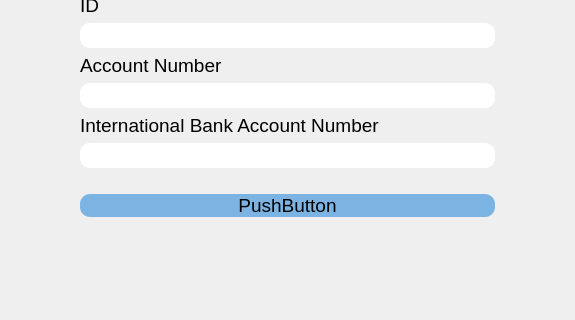
The window that setaccount.ui (SAMoosavi/AdvancedProgrammingProject2) describes before a commit, drawn with Qt 5; both pictures show x 257 to 832 and y 310 to 630 of the 1088 by 630 pixel window.
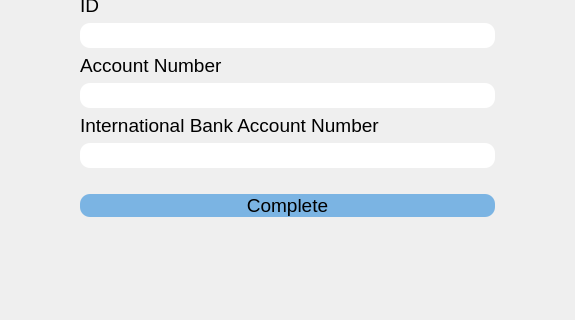
The same window after the commit.

What changed in the file:
```diff
--- a/setaccount.ui
+++ b/setaccount.ui
@@ -207,7 +207,7 @@
 margin:20px 0 0 0;</string>
           </property>
           <property name="text">
-           <string>PushButton</string>
+           <string>Complete</string>
           </property>
          </widget>
         </item>
```
